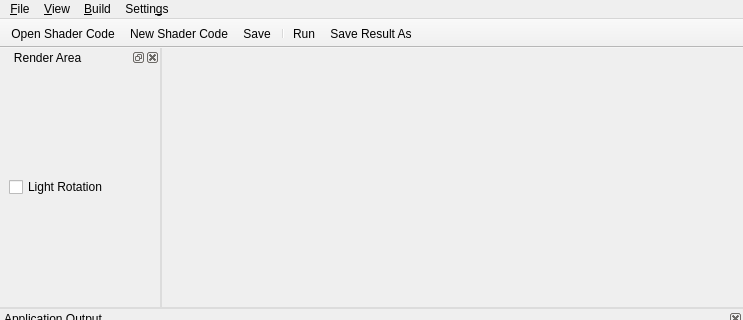
This is forms/MainWindow.ui in ethiago/shader-labs as Qt 5 draws it before an edit; both pictures show x 0 to 743 and y 0 to 320 of the 743 by 526 pixel window. The edited form follows.
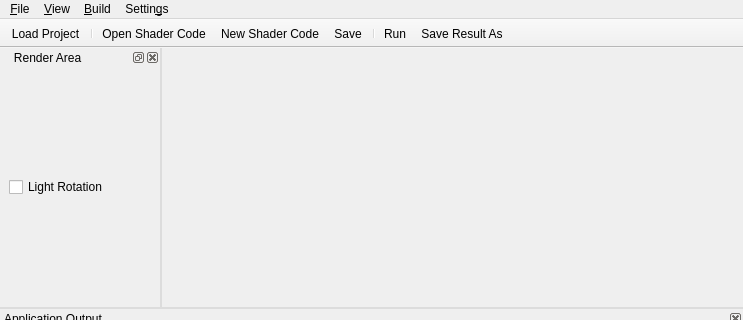
This is the edited form. Icons and pictures are not drawn.

What changed in the file:
```diff
--- a/forms/MainWindow.ui
+++ b/forms/MainWindow.ui
@@ -122,6 +122,8 @@
    <attribute name="toolBarBreak">
     <bool>false</bool>
    </attribute>
+   <addaction name="actionLoad_Project"/>
+   <addaction name="separator"/>
    <addaction name="actionOpenCode"/>
    <addaction name="actionNewFile"/>
    <addaction name="actionSaveFile"/>
@@ -355,6 +357,18 @@
     <string>Change default primitives...</string>
    </property>
   </action>
+  <action name="actionLoad_Project">
+   <property name="icon">
+    <iconset resource="../shaderlab.qrc">
+     <normaloff>:/ico/img/Project-icon.png</normaloff>:/ico/img/Project-icon.png</iconset>
+   </property>
+   <property name="text">
+    <string>Load Project</string>
+   </property>
+   <property name="shortcut">
+    <string>Ctrl+P</string>
+   </property>
+  </action>
  </widget>
  <layoutdefault spacing="6" margin="11"/>
  <resources>
```
Left out of the diff: 2 changed lines with no effect on the pictures.
